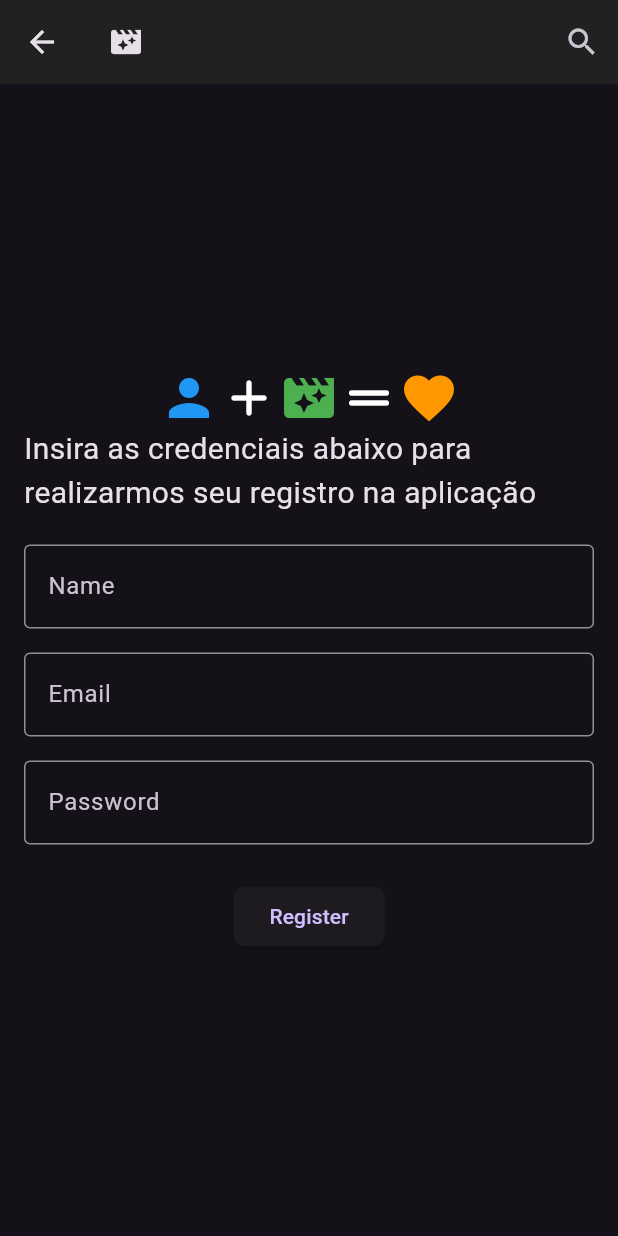
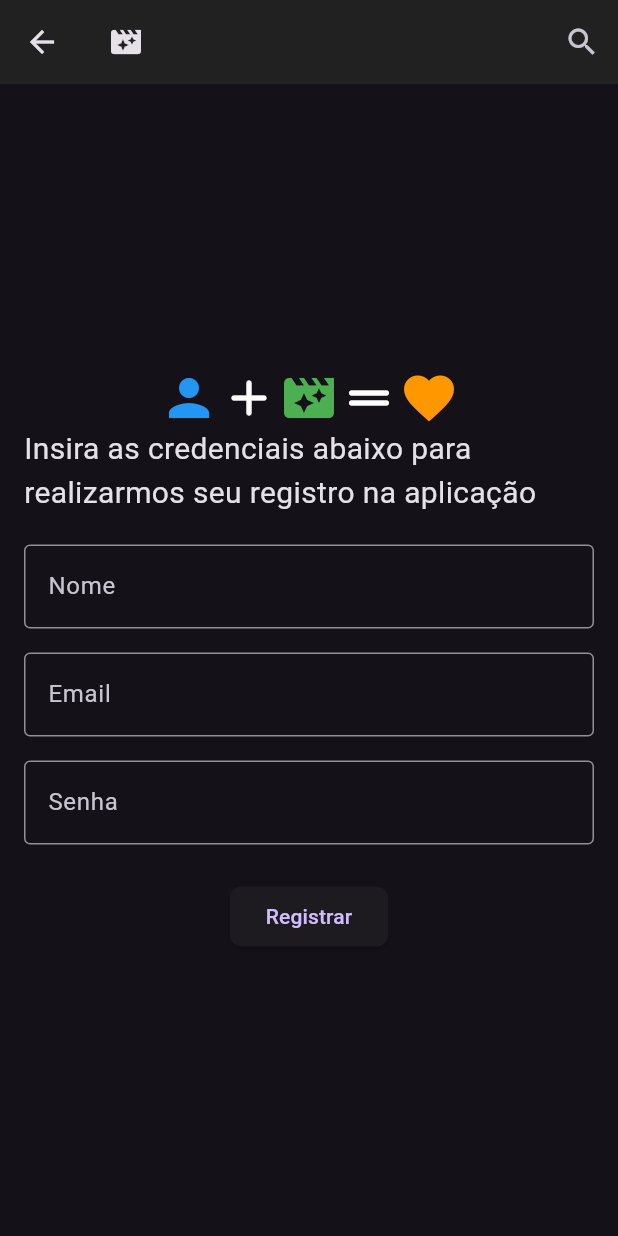
Before and after one commit to arthurhzm/movie_recommender, a Flutter app: the RegisterPage screen opened by its route, on a phone screen of 412 x 824 dp. Run offline on Flutter 3.47's test engine with Material 3 defaults, Android fonts, the phone set to English and light mode, and no system bars; our stand-ins replace cloud_firestore, firebase_auth, firebase_core, flutter_dotenv, google_generative_ai; missing offline and left inert: tmdb_api; accounts and stored records are empty.

Commit message:
HOTFIX: ajuste nas labels e no erro dos textformfield

```diff
--- a/movie_recommender/lib/pages/register_page.dart
+++ b/movie_recommender/lib/pages/register_page.dart
@@ -84,12 +84,12 @@ class _RegisterPageState extends State<RegisterPage> {
                 TextFormField(
                   controller: _nameController,
                   decoration: const InputDecoration(
-                    labelText: 'Name',
+                    labelText: 'Nome',
                     border: OutlineInputBorder(),
                   ),
                   validator: (value) {
                     if (value == null || value.isEmpty) {
-                      return 'Please enter your name';
+                      return 'Por favor, insira seu nome';
                     }
                     return null;
                   },
@@ -104,10 +104,10 @@ class _RegisterPageState extends State<RegisterPage> {
                   keyboardType: TextInputType.emailAddress,
                   validator: (value) {
                     if (value == null || value.isEmpty) {
-                      return 'Please enter your email';
+                      return 'Por favor, insira seu email';
                     }
                     if (!RegExp(r'^[^@]+@[^@]+\.[^@]+').hasMatch(value)) {
-                      return 'Please enter a valid email';
+                      return 'Por favor, insira um email válido';
                     }
                     return null;
                   },
@@ -116,22 +116,22 @@ class _RegisterPageState extends State<RegisterPage> {
                 TextFormField(
                   controller: _passwordController,
                   decoration: const InputDecoration(
-                    labelText: 'Password',
+                    labelText: 'Senha',
                     border: OutlineInputBorder(),
                   ),
                   obscureText: true,
                   validator: (value) {
                     if (value == null || value.isEmpty) {
-                      return 'Please enter your password';
+                      return 'Por favor, insira sua senha';
                     }
                     if (value.length < 6) {
-                      return 'Password must be at least 6 characters long';
+                      return 'A senha deve ter ao menos 6 caracteres';
                     }
                     return null;
                   },
                 ),
                 const SizedBox(height: 24),
-                StandardButton(onPressed: _createUser, child: Text('Register')),
+                StandardButton(onPressed: _createUser, child: Text('Registrar')),
               ],
             ),
           ),
```
